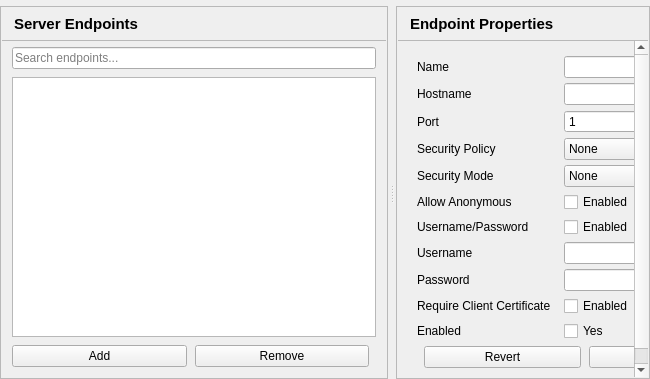
First picture: the form in src/ui/pages/endpointspage.ui, repository sanny32/OpenUaSim, before the edit.
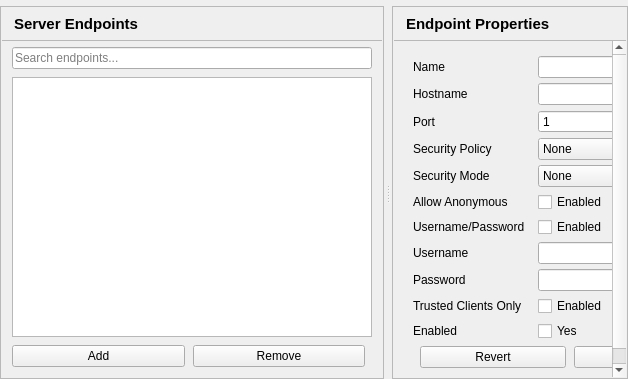
Second picture: the form after the edit.

Commit message:
Accept only trusted clients when an endpoint asks for it
Rename "Require Client Certificate" to "Trusted Clients Only" and apply
it: when an enabled endpoint sets it, the server rejects every client
whose certificate is not trusted, even with an empty trust list, and the
rejected certificate lands in the Rejected folder. Otherwise any client
is accepted. The project file keeps the requireClientCertificate key.
Needs QUaServer::setRejectUntrustedCertificates (sanny32/QUaServer#5).

```diff
--- a/src/ui/pages/endpointspage.ui
+++ b/src/ui/pages/endpointspage.ui
@@ -495,7 +495,7 @@
               <item row="9" column="0">
                <widget class="QLabel" name="requireCertificateLabel">
                 <property name="text">
-                 <string>Require Client Certificate</string>
+                 <string>Trusted Clients Only</string>
                 </property>
                </widget>
               </item>
```
Left out of the diff: 7 changed lines with no effect on the pictures. The commit also changes 9 other files.
